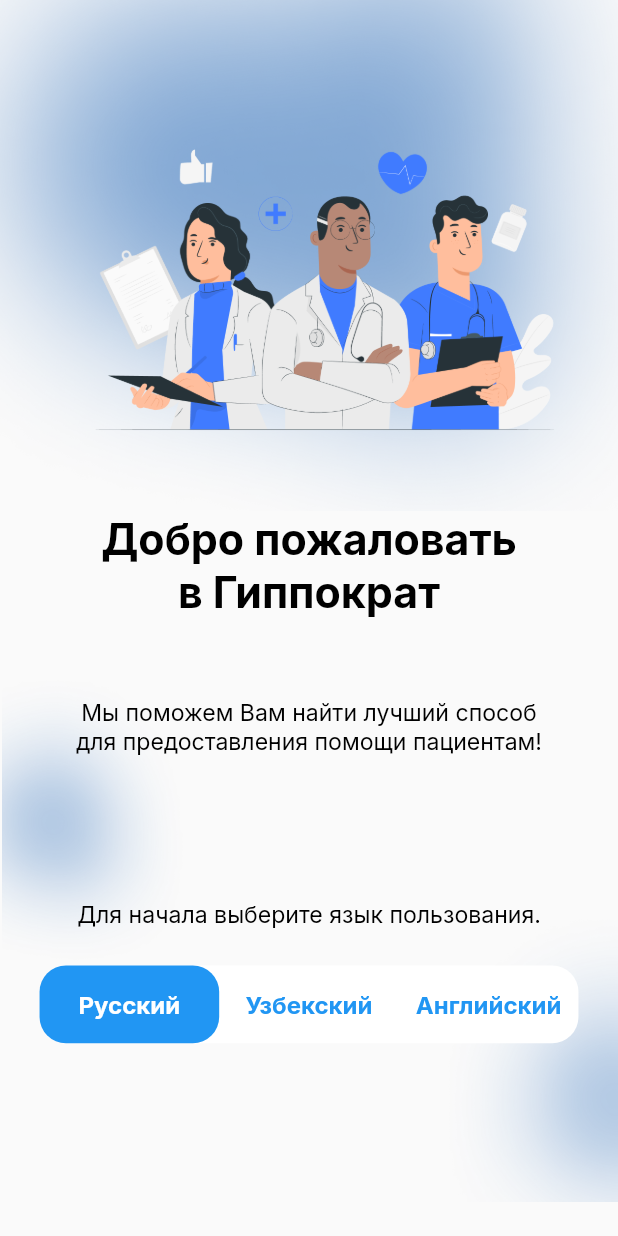
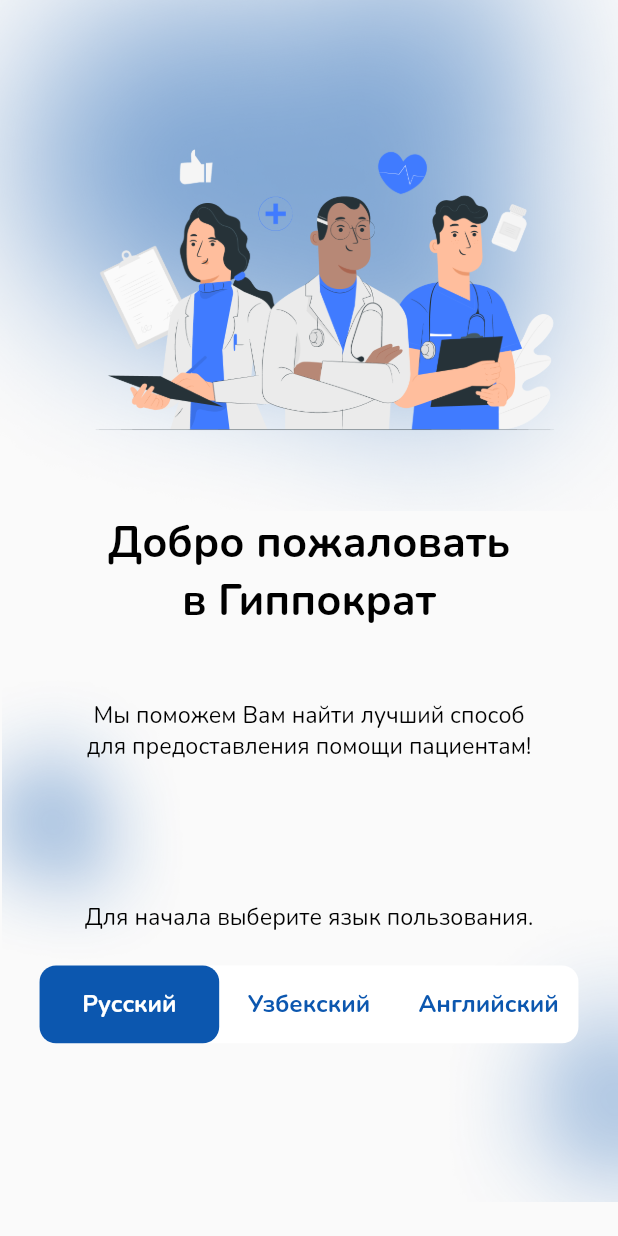
Before and after one commit to khurshid28/hipokrates, a Flutter app: the screen it shows after launch, on a phone screen of 412 x 824 dp. Run offline on Flutter 3.47's test engine with Material 2 defaults, Android fonts, the phone set to English and light mode, and no system bars; our stand-ins replace flutter_bloc, flutter_screenutil, flutter_svg, google_fonts.

Commit message:
just commit

```diff
--- a/lib/controllers/language/en.dart
+++ b/lib/controllers/language/en.dart
@@ -1,3 +1,6 @@
 import '_mylanguage.dart';
 
-class en extends Language {}
+class en implements Language {
+  @override
+  late RegisterWords register;
+}
--- a/lib/controllers/language/ru.dart
+++ b/lib/controllers/language/ru.dart
@@ -1,5 +1,6 @@
 import '_mylanguage.dart';
 
-class ru extends Language{
-
+class ru implements Language {
+  @override
+  late RegisterWords register;
 }
--- a/lib/views/register/ChooseLanguageView.dart
+++ b/lib/views/register/ChooseLanguageView.dart
@@ -69,14 +69,14 @@ class _ChooseLanguageViewState extends State<ChooseLanguageView> {
                   children: [
                     Text(
                       "Добро пожаловать",
-                      style: GoogleFonts.inter(
+                      style: GoogleFonts.nunito(
                           fontWeight: FontWeight.bold,
                           color: Colors.black,
                           fontSize: 26.sp),
                     ),
                     Text(
                       "в Гиппократ",
-                      style: GoogleFonts.inter(
+                      style: GoogleFonts.nunito(
                           fontWeight: FontWeight.bold,
                           color: Colors.black,
                           fontSize: 26.sp),
@@ -95,12 +95,12 @@ class _ChooseLanguageViewState extends State<ChooseLanguageView> {
                   children: [
                     Text(
                       "Мы поможем Вам найти лучший способ",
-                      style: GoogleFonts.inter(
+                      style: GoogleFonts.nunito(
                           color: Colors.black, fontSize: 14.sp),
                     ),
                     Text(
                       "для предоставления помощи пациентам!",
-                      style: GoogleFonts.inter(
+                      style: GoogleFonts.nunito(
                           color: Colors.black, fontSize: 14.sp),
                     ),
                   ],
@@ -117,7 +117,7 @@ class _ChooseLanguageViewState extends State<ChooseLanguageView> {
                   children: [
                     Text(
                       "Для начала выберите язык пользования.",
-                      style: GoogleFonts.inter(
+                      style: GoogleFonts.nunito(
                           color: Colors.black, fontSize: 14.sp),
                     ),
                   ],
@@ -138,7 +138,7 @@ class _ChooseLanguageViewState extends State<ChooseLanguageView> {
                   decoration: BoxDecoration(
                     color: Colors.white,
                     borderRadius: BorderRadius.all(
-                      Radius.circular(16.r),
+                      Radius.circular(10.r),
                     ),
                   ),
                   child: Row(
@@ -147,18 +147,18 @@ class _ChooseLanguageViewState extends State<ChooseLanguageView> {
                         width: 109.w,
                         height: 42.h,
                         alignment: Alignment.center,
+                        decoration: BoxDecoration(
+                          color: Color(0xff0C57AF),
+                          borderRadius: BorderRadius.all(
+                            Radius.circular(10.r),
+                          ),
+                        ),
                         child: Text(
                           "Русский",
-                          style: GoogleFonts.inter(
+                          style: GoogleFonts.nunito(
                             fontSize: 16,
                             color: Colors.white,
                             fontWeight: FontWeight.bold,
-                          ),
-                        ),
-                        decoration: BoxDecoration(
-                          color: Colors.blue,
-                          borderRadius: BorderRadius.all(
-                            Radius.circular(16.r),
                           ),
                         ),
                       ),
@@ -168,9 +168,9 @@ class _ChooseLanguageViewState extends State<ChooseLanguageView> {
                         alignment: Alignment.center,
                         child: Text(
                           "Узбекский",
-                          style: GoogleFonts.inter(
+                          style: GoogleFonts.nunito(
                             fontSize: 16,
-                            color: Colors.blue,
+                            color: Color(0xff0C57AF),
                             fontWeight: FontWeight.bold,
                           ),
                         ),
@@ -179,17 +179,17 @@ class _ChooseLanguageViewState extends State<ChooseLanguageView> {
                         width: 109.w,
                         height: 42.h,
                         alignment: Alignment.center,
+                        decoration: BoxDecoration(
+                          borderRadius: BorderRadius.all(
+                            Radius.circular(10.r),
+                          ),
+                        ),
                         child: Text(
                           "Английский",
-                          style: GoogleFonts.inter(
+                          style: GoogleFonts.nunito(
                             fontSize: 16,
-                            color: Colors.blue,
+                            color: Color(0xff0C57AF),
                             fontWeight: FontWeight.bold,
-                          ),
-                        ),
-                        decoration: BoxDecoration(
-                          borderRadius: BorderRadius.all(
-                            Radius.circular(16.r),
                           ),
                         ),
                       ),
@@ -202,6 +202,5 @@ class _ChooseLanguageViewState extends State<ChooseLanguageView> {
         ),
       ),
     );
-
   }
 }
--- a/lib/views/register/signUpUniversityType.dart
+++ b/lib/views/register/signUpUniversityType.dart
@@ -16,9 +16,10 @@ class _SignUpUniversityViewState extends State<SignUpUniversityView> {
     bool agreedToTerms = false;
     bool isError = false;
     return Scaffold(
-      backgroundColor: Colors.blue,
+      backgroundColor: const Color(0xff0C57AF),
       resizeToAvoidBottomInset: false,
       appBar: AppBar(
+        backgroundColor: const Color(0xff0C57AF),
         toolbarHeight: 100.0.h,
         elevation: 0.0,
         automaticallyImplyLeading: false,
@@ -46,6 +47,7 @@ class _SignUpUniversityViewState extends State<SignUpUniversityView> {
                   ),
                   child: SvgPicture.asset(
                     "assets/icons/back.svg",
+                    color: Color(0xff5596E2),
                   ),
                 ),
                 onTap: () {
@@ -308,7 +310,7 @@ class _SignUpUniversityViewState extends State<SignUpUniversityView> {
                           width: 40.h,
                           padding: EdgeInsets.all(10.h),
                           decoration: const BoxDecoration(
-                            color: Colors.blue,
+                            color: Color(0xff0C57AF),
                             borderRadius: BorderRadius.only(
                               topRight: Radius.circular(8),
                               bottomRight: Radius.circular(8),
```
Also changed, not shown: lib/controllers/language/_mylanguage.dart (+58 -3 lines), lib/controllers/language/uz.dart (+21 -1 lines), lib/views/register/HomeRegisterView.dart (+22 -28 lines), lib/views/register/signInView.dart (+5 -4 lines), lib/views/register/signUpCodeView.dart (+7 -6 lines), lib/views/register/signUpDoneView.dart (+11 -13 lines), lib/views/register/signUpHospitalType.dart (+7 -3 lines), lib/views/register/signUpPasswordView.dart (+6 -4 lines), lib/views/register/signUpPersonTypeView.dart (+11 -9 lines), lib/views/register/signUpView.dart (+5 -8 lines), 2 other files.
